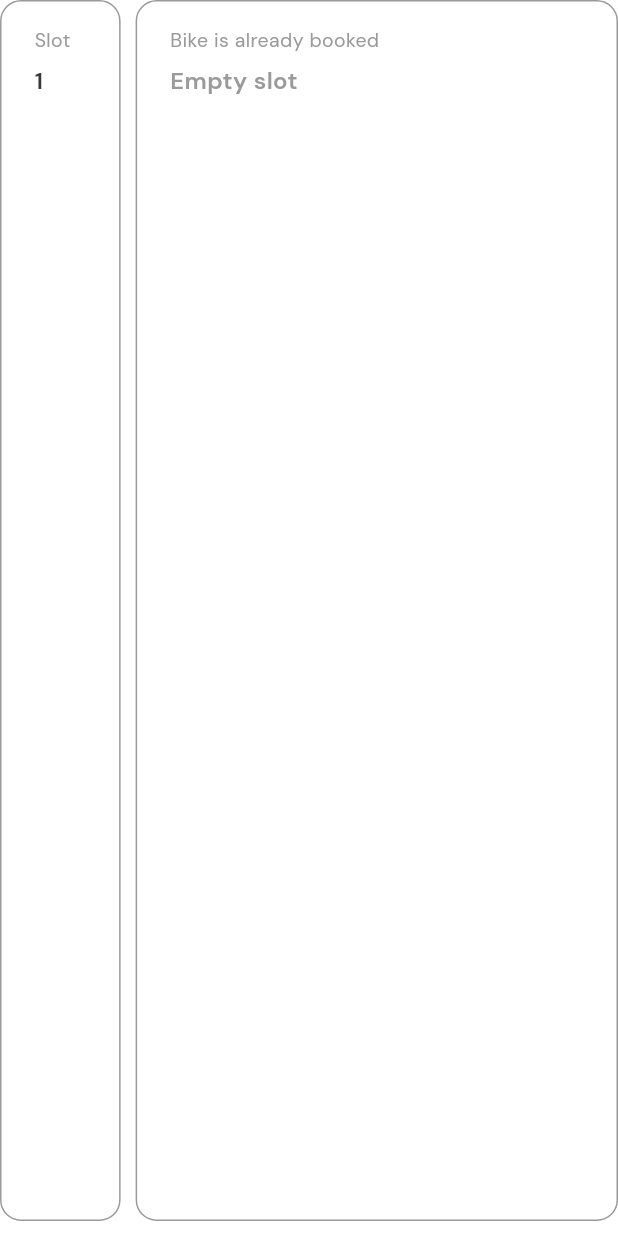
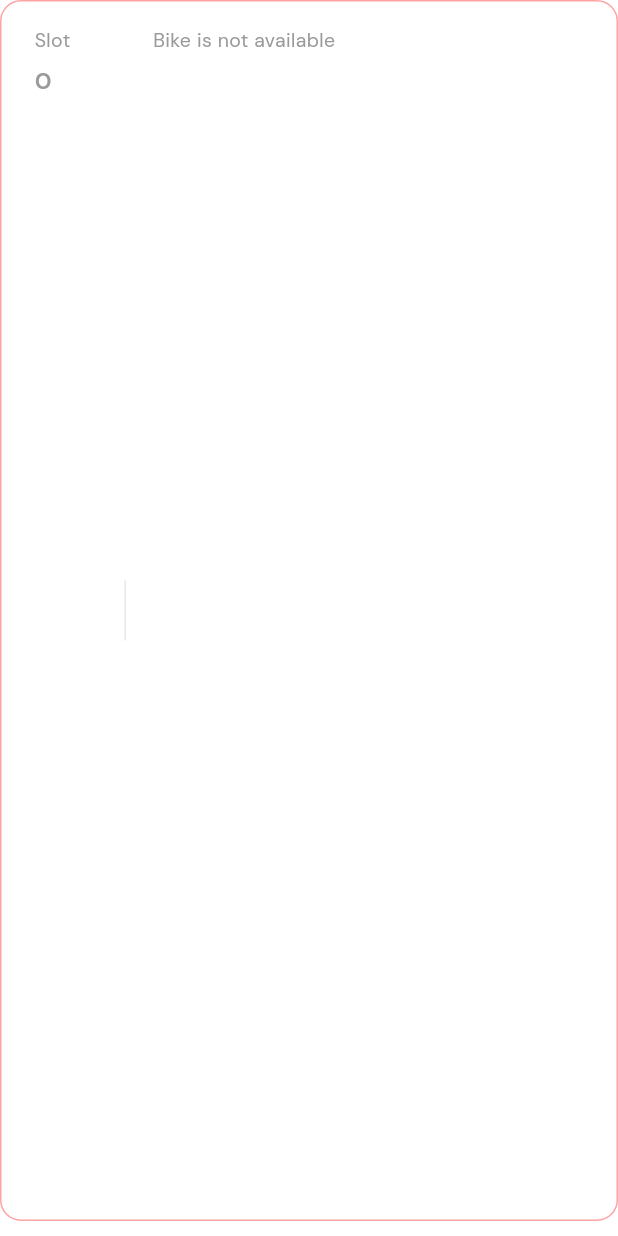
Before and after one commit to Chhun-Nika/VeloToulouse-App, a Flutter app: the BikeTile widget shown alone on an empty page, opened directly with empty values, on a phone screen of 412 x 824 dp. Run offline on Flutter 3.47's test engine with Material 3 defaults, Android fonts, the light colour scheme and no system bars; our stand-ins replace google_maps_flutter; network calls fail.

Commit message:
US03 - 03: improve design on bike tile

```diff
--- a/lib/main_common.dart
+++ b/lib/main_common.dart
@@ -1,6 +1,5 @@
 import 'package:flutter/material.dart';
 import 'package:provider/provider.dart';
-import 'package:velo_toulouse_app/ui/screens/bikes/testing.dart';
 
 import 'ui/screens/bookings_history/booking_history_screen.dart';
 import 'ui/screens/map/map_screen.dart';
--- a/lib/ui/screens/bikes/widgets/bike_tile.dart
+++ b/lib/ui/screens/bikes/widgets/bike_tile.dart
@@ -3,7 +3,7 @@ import 'package:velo_toulouse_app/model/bike.dart';
 import 'package:velo_toulouse_app/ui/theme/theme.dart';
 
 class BikeTile extends StatelessWidget {
-  final Bike bike;
+  final Bike? bike;
   final int index;
   final VoidCallback onTap;
   final bool isSelected;
@@ -20,92 +20,91 @@ class BikeTile extends StatelessWidget {
 
   @override
   Widget build(BuildContext context) {
+    final bool isEmpty = bike == null;
+    final bool isDisabled = isEmpty || !isAvailable;
     final Color borderColor = isSelected
         ? AppColor.primary
-        : AppColor.neutralLight;
+        : isEmpty
+        ? const Color(0xFFE4E4E4)
+        : const Color(0xFFFFA3A3);
     final Color backgroundColor = isSelected
         ? const Color(0xFFFFF3F2)
+        : isEmpty
+        ? const Color(0xFFFAFAFA)
         : AppColor.white;
+    final Color titleColor = isDisabled
+        ? AppColor.neutralLight
+        : AppColor.neutral;
+    final Color valueColor = isDisabled
+        ? AppColor.neutralLight
+        : AppColor.neutralDark;
 
     return Padding(
       padding: const EdgeInsets.only(bottom: 10),
       child: InkWell(
         borderRadius: BorderRadius.circular(14),
         onTap: onTap,
-        child: Row(
-          children: [
-            Expanded(
-              flex: 1,
         child: Container(
           width: double.infinity,
-                padding: const EdgeInsets.symmetric(
-                  horizontal: 22,
-                  vertical: 16,
-                ),
+          padding: const EdgeInsets.symmetric(horizontal: 22, vertical: 16),
           decoration: BoxDecoration(
             color: backgroundColor,
             borderRadius: BorderRadius.circular(14),
             border: Border.all(color: borderColor, width: 1),
           ),
+          child: Row(
+            children: [
+              SizedBox(
+                width: 42,
                 child: Column(
                   crossAxisAlignment: CrossAxisAlignment.start,
                   children: [
                     Text(
                       'Slot',
-                      style: AppText.label.copyWith(
-                        color: AppColor.neutralLight,
-                      ),
+                      style: AppText.label.copyWith(color: titleColor),
                     ),
                     const SizedBox(height: 6),
                     Text(
-                      '${index + 1}',
+                      '$index',
                       style: AppText.body.copyWith(
-                        color: AppColor.neutralDark,
+                        color: valueColor,
                         fontWeight: FontWeight.w600,
                       ),
                     ),
                   ],
                 ),
               ),
+              Container(
+                width: 1,
+                height: 40,
+                margin: const EdgeInsets.symmetric(horizontal: 18),
+                color: const Color(0xFFE8E8E8),
               ),
-            const SizedBox(width: 10,),
               Expanded(
-              flex: 4,
-              child: Container(
-                width: double.infinity,
-                padding: const EdgeInsets.symmetric(
-                  horizontal: 22,
-                  vertical: 16,
-                ),
-                decoration: BoxDecoration(
-                  color: backgroundColor,
-                  borderRadius: BorderRadius.circular(14),
-                  border: Border.all(color: borderColor, width: 1),
-                ),
                 child: Column(
                   crossAxisAlignment: CrossAxisAlignment.start,
                   children: [
                     Text(
-                      isAvailable ? 'Bike Number' : 'Bike is already booked',
-                      style: AppText.label.copyWith(
-                        color: AppColor.neutralLight,
-                      ),
+                      isEmpty
+                          ? 'Empty'
+                          : isAvailable
+                          ? 'Bike Number'
+                          : 'Bike is not available',
+                      style: AppText.label.copyWith(color: titleColor),
                     ),
                     const SizedBox(height: 6),
                     Text(
-                      isAvailable ? bike.bikeCode : 'Empty slot',
+                      bike?.bikeCode ?? 'No bike docked',
                       style: AppText.body.copyWith(
-                        color: isAvailable
-                            ? AppColor.neutralDark
-                            : AppColor.neutralLight,
+                        color: valueColor,
                         fontWeight: FontWeight.w600,
                       ),
                     ),
                   ],
                 ),
               ),
+            ],
           ),
-          ],
         ),
       ),
     );
--- a/lib/ui/screens/bikes/widgets/view_bike_content.dart
+++ b/lib/ui/screens/bikes/widgets/view_bike_content.dart
@@ -42,17 +42,17 @@ class ViewBikeContent extends StatelessWidget {
               final item = items[index];
               final isAvailable = vm.isAvailable(item);
 
-              // return BikeTile(
-              //   bike: item.bike,
-              //   index: item.slot.index,
-              //   onTap: () {
-              //     if (!isAvailable) return;
+              return BikeTile(
+                bike: item.bike,
+                index: item.slot.index,
+                onTap: () {
+                  if (!isAvailable) return;
 
-              //     vm.selectItem(item);
-              //   },
-              //   isSelected: vm.isItemSelected(item),
-              //   isAvailable: isAvailable,
-              // );
+                  vm.selectItem(item);
+                },
+                isSelected: vm.isItemSelected(item),
+                isAvailable: isAvailable,
+              );
             },
           );
         }
```
Lines whose indentation alone changed are shown as unchanged.
